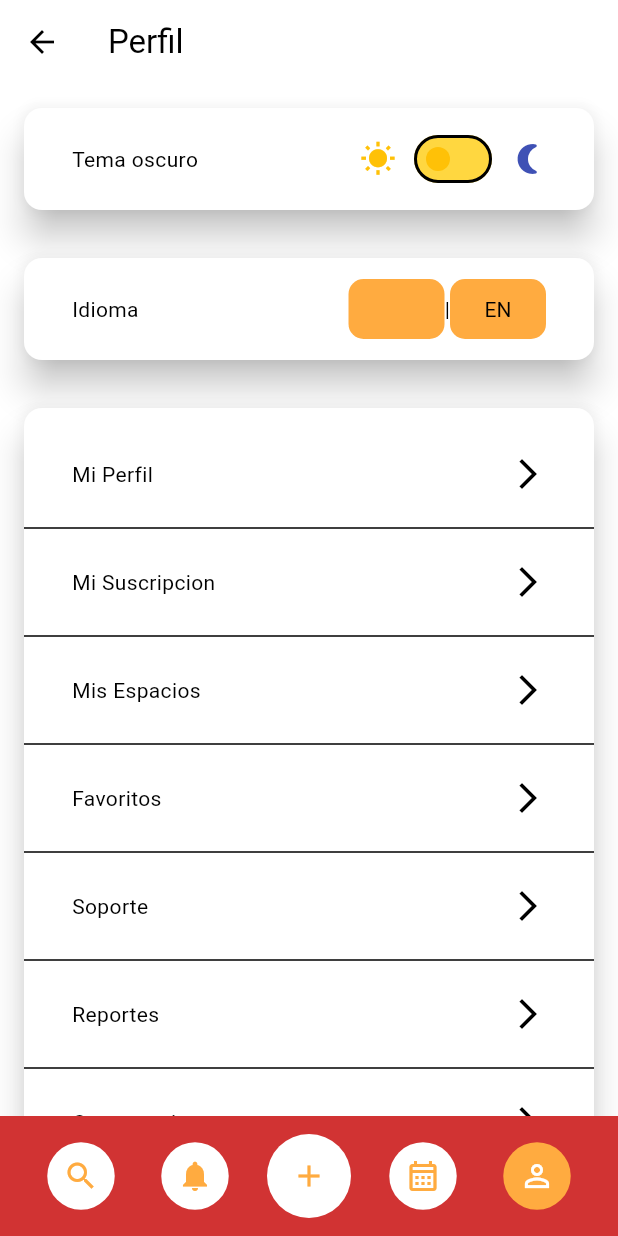
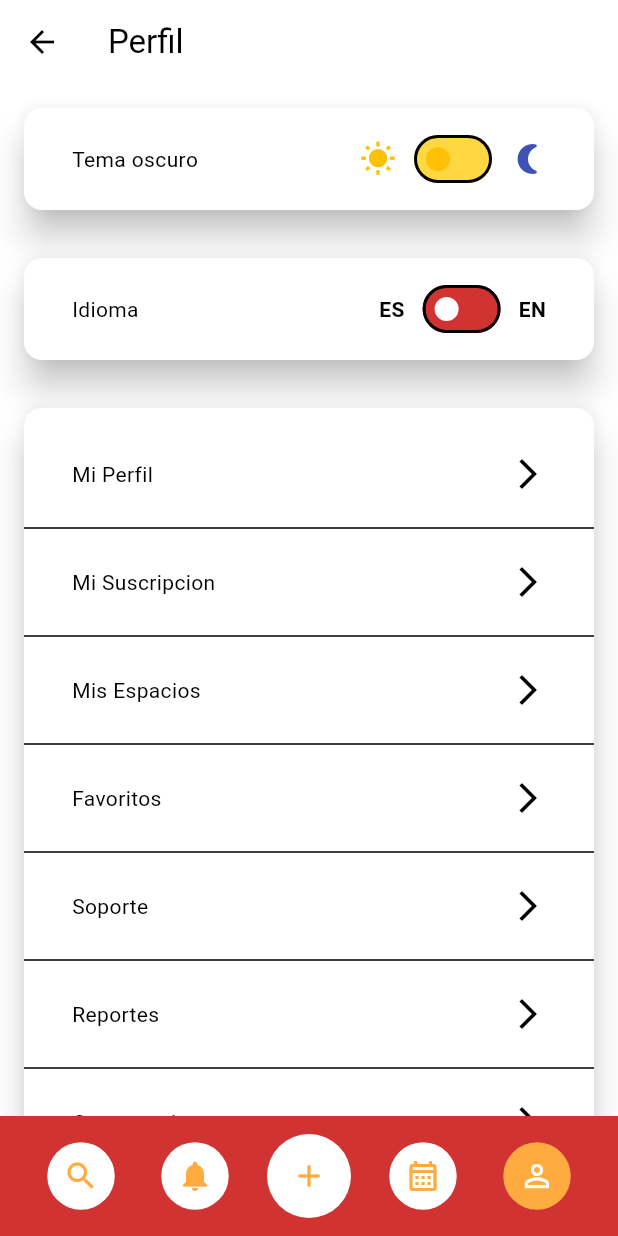
Before and after one commit to Emergentez/alquilafacil-mobile-app, a Flutter app: the ProfileScreen screen opened by its route, on a phone screen of 412 x 824 dp. Run offline on Flutter 3.47's test engine with Material 3 defaults, Android fonts, the phone set to English and light mode, and no system bars; our stand-ins replace dio, firebase_auth, firebase_core, flutter_rating, google_sign_in, image_picker and 4 more; missing offline and left inert: flutter_facebook_auth, flutter_paypal_payment; accounts and stored records are empty; generated files the repository leaves out were written again; network calls fail.

Commit message:
feat: improve language switcher UI and update API URLs
- Replace text buttons with Switch.adaptive for language selection
- ES/EN labels now always visible with toggle switch in between
- Update API URLs for Azure VM deployment

```diff
--- a/lib/management/presentation/screens/monitoring_screen.dart
+++ b/lib/management/presentation/screens/monitoring_screen.dart
@@ -28,7 +28,7 @@ class _MonitoringScreenState extends State<MonitoringScreen> {
     localId = reservation.spaceId;
 
     final String socketUrl =
-        'ws://alquilafacil-egde.onrender.com/api/v1/web-socket/ws/notifications/$localId';
+        'ws://application.canadacentral.cloudapp.azure.com:8081/api/v1/web-socket/ws/notifications/$localId';
 
     _channel = WebSocketChannel.connect(Uri.parse(socketUrl));
     _isConnected = true;
--- a/lib/profile/presentation/screens/profile_screen.dart
+++ b/lib/profile/presentation/screens/profile_screen.dart
@@ -103,33 +103,36 @@ class ProfileScreen extends StatelessWidget {
                   Row(
                   mainAxisAlignment: MainAxisAlignment.center,
                   children: [
-                    TextButton(
-                      onPressed: () => localeProvider.setSpanish(),
-                      child: Text(
-                        'ES',
-                        style: TextStyle(
-                          color: localeProvider.locale.languageCode == 'es'
-                            ? MainTheme.secondary(context)
-                            : MainTheme.contrast(context),
-                          fontWeight: localeProvider.locale.languageCode == 'es'
-                            ? FontWeight.bold
-                            : FontWeight.normal,
-                        ),
+                    Text(
+                      'ES',
+                      style: TextStyle(
+                        color: MainTheme.contrast(context),
+                        fontWeight: FontWeight.bold,
+                        fontSize: 14,
                       ),
                     ),
-                    const Text('|'),
-                    TextButton(
-                      onPressed: () => localeProvider.setEnglish(),
-                      child: Text(
-                        'EN',
-                        style: TextStyle(
-                          color: localeProvider.locale.languageCode == 'en'
-                            ? MainTheme.secondary(context)
-                            : MainTheme.contrast(context),
-                          fontWeight: localeProvider.locale.languageCode == 'en'
-                            ? FontWeight.bold
-                            : FontWeight.normal,
-                        ),
+                    const SizedBox(width: 8),
+                    Switch.adaptive(
+                      value: localeProvider.locale.languageCode == 'en',
+                      onChanged: (value) {
+                        if (value) {
+                          localeProvider.setEnglish();
+                        } else {
+                          localeProvider.setSpanish();
+                        }
+                      },
+                      activeColor: MainTheme.background(context),
+                      activeTrackColor: const Color(0xFFD13333),
+                      inactiveThumbColor: MainTheme.background(context),
+                      inactiveTrackColor: const Color(0xFFD13333),
+                    ),
+                    const SizedBox(width: 8),
+                    Text(
+                      'EN',
+                      style: TextStyle(
+                        color: MainTheme.contrast(context),
+                        fontWeight: FontWeight.bold,
+                        fontSize: 14,
                       ),
                     ),
                   ],
--- a/lib/shared/constants/constant.dart
+++ b/lib/shared/constants/constant.dart
@@ -1,5 +1,5 @@
 class Constant {
-   static const String BASE_URL = "https://alquilafacil-web-service-software.onrender.com/";
+   static const String BASE_URL = "http://application.canadacentral.cloudapp.azure.com:8080/";
    static const String RESOURCE_PATH = "api/v1/";
 
    static String getEndpoint(String route, String? path){
```
